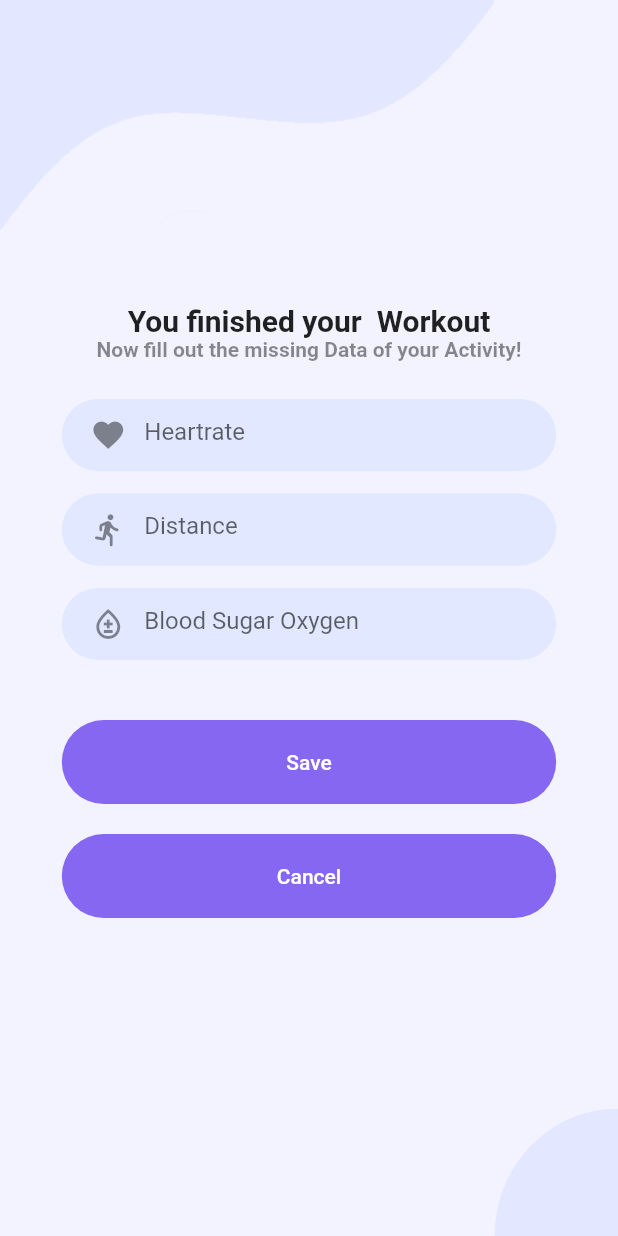
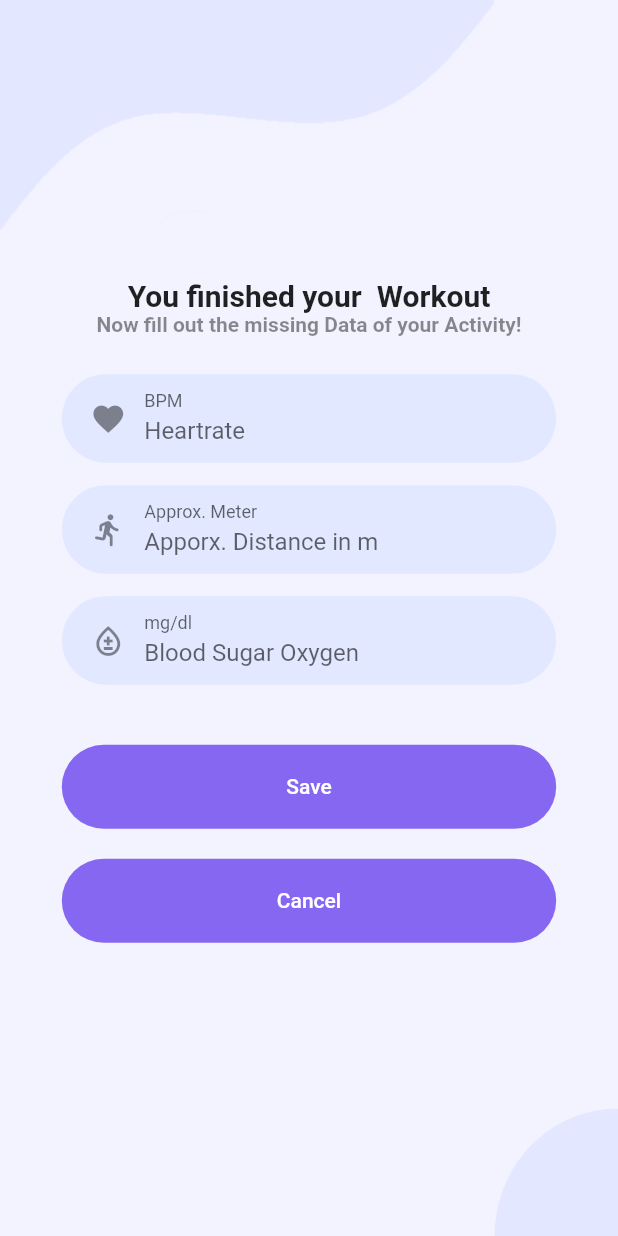
Before and after one commit to PascalM13/tracking_app, a Flutter app: the ActivitySaveScreen screen opened directly with empty values, after a tap on "Save", on a phone screen of 412 x 824 dp. Run offline on Flutter 3.47's test engine with Material 2 defaults, Android fonts, the phone set to English and light mode, and no system bars; our stand-ins replace device_info_plus, flutter_secure_storage, flutter_svg, pedometer, percent_indicator, permission_handler and 2 more; accounts and stored records are empty; project files that could hold a hidden picture were left out.

Commit message:
Fix Activity History Info and Acitivty Save

```diff
--- a/lib/widgets/UI/activity/activity_save_body_widget.dart
+++ b/lib/widgets/UI/activity/activity_save_body_widget.dart
@@ -3,6 +3,7 @@ import 'package:tracking_app/models/acitvity_type/activity_type_model.dart';
 import 'package:tracking_app/models/activity/activity_dto.dart';
 import 'package:tracking_app/services/activity_service.dart';
 import 'package:tracking_app/widgets/UI/background/screen_background_widget.dart';
+import 'package:tracking_app/widgets/UI/input_fields/input_field_numbers_widget.dart';
 
 import '../../../models/user/user_model.dart';
 import '../../../screens/UI/nav_screen.dart';
@@ -44,14 +45,16 @@ class _ActivitySaveBodyWidgetState extends State<ActivitySaveBodyWidget> {
         endDate: widget.end.millisecondsSinceEpoch,
         userId: user.id!,
         activityTypeId: widget.activityTypeModel.id,
-        projectId: 2,
-        hearthrate: 123,
-        steps: 123);
+        projectId: 2, //TODO Get ProjectID from Project
+        hearthrate: _heartrateController.text.trim() != ""
+            ? int.parse(_heartrateController.text.trim())
+            : 0,
+        bloodSugarOxygen: _bloodsugarController.text.trim() != ""
+            ? int.parse(_bloodsugarController.text.trim())
+            : 0,
+        steps: widget.steps! < 0 ? 0 : widget.steps!);
 
-    var savedAcitivity = await const ActivityService().createActivity(dto);
-
-    print(widget.start);
-    print(widget.start.millisecondsSinceEpoch);
+    await const ActivityService().createActivity(dto);
 
     if (!mounted) return;
 
@@ -80,28 +83,32 @@ class _ActivitySaveBodyWidgetState extends State<ActivitySaveBodyWidget> {
           const SizedBox(
             height: 25,
           ),
-          InputFieldWidget(
-              hintText: "Heartrate",
-              icon: Icons.favorite,
-              inputController: _heartrateController,
-              keyboardtType: TextInputType.number),
-          const SizedBox(
-            height: 15,
-          ),
-          InputFieldWidget(
-            hintText: "Distance",
-            icon: Icons.directions_run_rounded,
-            inputController: _distanceController,
+          InputFieldNumbersWidget(
+            hintText: "Heartrate",
+            icon: Icons.favorite,
+            inputController: _heartrateController,
             keyboardtType: TextInputType.number,
+            labelText: "BPM",
           ),
           const SizedBox(
             height: 15,
           ),
-          InputFieldWidget(
+          InputFieldNumbersWidget(
+            hintText: "Apporx. Distance in m",
+            icon: Icons.directions_run_rounded,
+            inputController: _distanceController,
+            keyboardtType: TextInputType.number,
+            labelText: "Approx. Meter",
+          ),
+          const SizedBox(
+            height: 15,
+          ),
+          InputFieldNumbersWidget(
             hintText: "Blood Sugar Oxygen",
             icon: Icons.bloodtype_outlined,
             inputController: _bloodsugarController,
             keyboardtType: TextInputType.number,
+            labelText: "mg/dl",
           ),
           const SizedBox(
             height: 30,
--- a/lib/widgets/UI/activity/activity_startstop_widget.dart
+++ b/lib/widgets/UI/activity/activity_startstop_widget.dart
@@ -30,7 +30,7 @@ class _ActivityStartStopWidgetState extends State<ActivityStartStopWidget> {
   bool saveActivityIsDisabled = true;
 
   //Pedometer steps
-  int steps = 0;
+  int steps = -1;
   bool pedometerDisabled = true;
 
   calcSteps() {
@@ -81,7 +81,7 @@ class _ActivityStartStopWidgetState extends State<ActivityStartStopWidget> {
             height: 15,
           ),
           Text(
-            'My steps: $steps',
+            steps != -1 ? 'My steps: $steps' : 'My steps: 0',
             style: const TextStyle(
                 fontWeight: FontWeight.bold,
                 color: Colors.black54,
--- a/lib/widgets/UI/history/history_card_info_widget.dart
+++ b/lib/widgets/UI/history/history_card_info_widget.dart
@@ -63,7 +63,7 @@ class _HistoryCardInfoWidgetState extends State<HistoryCardInfoWidget> {
                                 width: 8,
                               ),
                               Text(
-                                'Start date:\n${widget.activityModel.getStartTimeString()}',
+                                'Start date:\n${widget.activityModel.getStartTimeString()}h',
                                 overflow: TextOverflow.visible,
                                 style: const TextStyle(
                                     fontWeight: FontWeight.bold,
@@ -175,7 +175,7 @@ class _HistoryCardInfoWidgetState extends State<HistoryCardInfoWidget> {
                                 width: 8,
                               ),
                               Text(
-                                'End date:\n${widget.activityModel.getEndTimeString()}',
+                                'End date:\n${widget.activityModel.getEndTimeString()}h',
                                 overflow: TextOverflow.visible,
                                 style: const TextStyle(
                                     fontWeight: FontWeight.bold,
```
Also changed, not shown: lib/models/activity/activity_model.dart (+26 -2 lines), lib/widgets/UI/history/history_body_widget.dart (+11 -16 lines).
